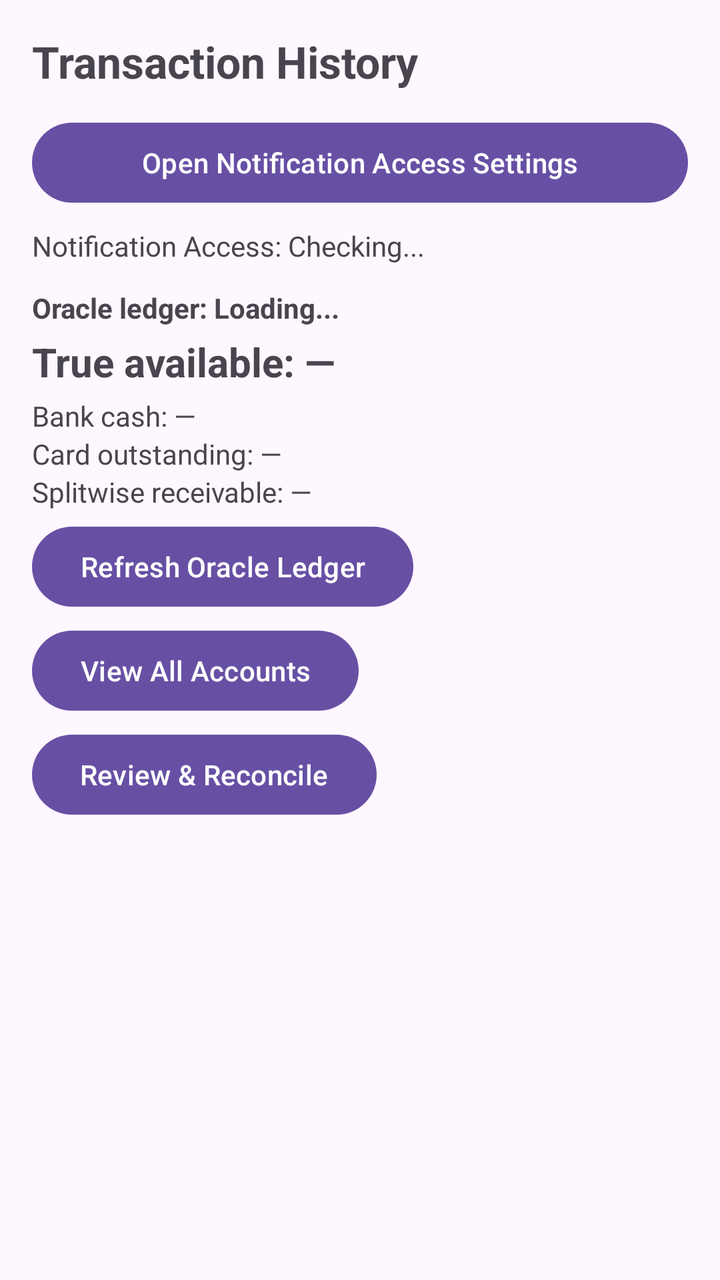
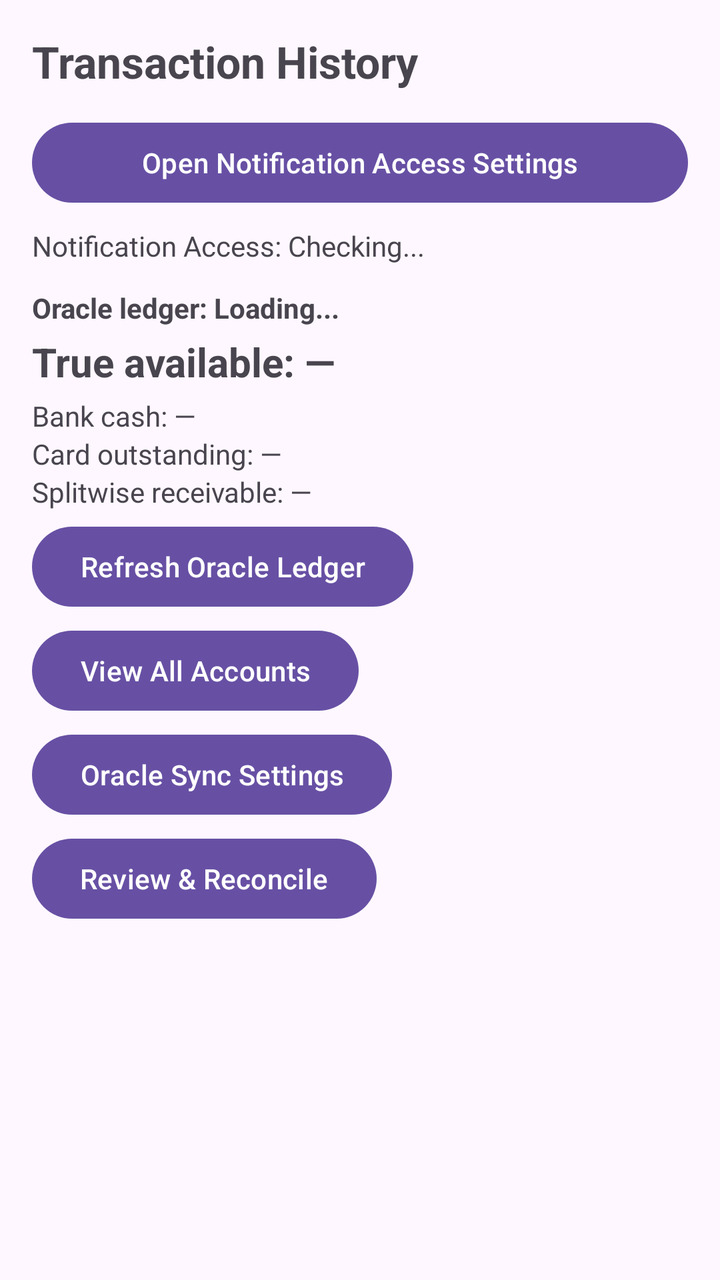

Two renders of the same Android screen: before a commit and after it. Below are the layout's source before the change and the commit's diff.
<!-- AndroidManifest.xml: application theme Theme.FinanceSMSTracker -->
<!-- res/layout/activity_main.xml -->
<?xml version="1.0" encoding="utf-8"?>
<androidx.constraintlayout.widget.ConstraintLayout xmlns:android="http://schemas.android.com/apk/res/android"
    xmlns:app="http://schemas.android.com/apk/res-auto"
    xmlns:tools="http://schemas.android.com/tools"
    android:id="@+id/main"
    android:layout_width="match_parent"
    android:layout_height="match_parent"
    android:padding="16dp"
    tools:context=".MainActivity">

    <TextView
        android:id="@+id/textViewTitle"
        android:layout_width="wrap_content"
        android:layout_height="wrap_content"
        android:text="Transaction History"
        android:textSize="22sp"
        android:textStyle="bold"
        app:layout_constraintStart_toStartOf="parent"
        app:layout_constraintTop_toTopOf="parent" />

    <Button
        android:id="@+id/buttonOpenNotificationSettings"
        android:layout_width="0dp"
        android:layout_height="wrap_content"
        android:layout_marginTop="12dp"
        android:text="Open Notification Access Settings"
        app:layout_constraintEnd_toEndOf="parent"
        app:layout_constraintStart_toStartOf="parent"
        app:layout_constraintTop_toBottomOf="@id/textViewTitle" />

    <TextView
        android:id="@+id/textViewNotificationStatus"
        android:layout_width="0dp"
        android:layout_height="wrap_content"
        android:layout_marginTop="8dp"
        android:text="Notification Access: Checking..."
        android:textSize="14sp"
        app:layout_constraintEnd_toEndOf="parent"
        app:layout_constraintStart_toStartOf="parent"
        app:layout_constraintTop_toBottomOf="@id/buttonOpenNotificationSettings" />

    <LinearLayout
        android:id="@+id/oracleLedgerPanel"
        android:layout_width="0dp"
        android:layout_height="wrap_content"
        android:layout_marginTop="12dp"
        android:orientation="vertical"
        app:layout_constraintEnd_toEndOf="parent"
        app:layout_constraintStart_toStartOf="parent"
        app:layout_constraintTop_toBottomOf="@id/textViewNotificationStatus">

        <TextView
            android:id="@+id/textViewOracleStatus"
            android:layout_width="wrap_content"
            android:layout_height="wrap_content"
            android:text="Oracle ledger: Loading..."
            android:textSize="14sp"
            android:textStyle="bold" />

        <TextView
            android:id="@+id/textViewTrueAvailable"
            android:layout_width="wrap_content"
            android:layout_height="wrap_content"
            android:layout_marginTop="4dp"
            android:text="True available: —"
            android:textSize="20sp"
            android:textStyle="bold" />

        <TextView
            android:id="@+id/textViewBankCash"
            android:layout_width="wrap_content"
            android:layout_height="wrap_content"
            android:layout_marginTop="4dp"
            android:text="Bank cash: —"
            android:textSize="14sp" />

        <TextView
            android:id="@+id/textViewCardOutstanding"
            android:layout_width="wrap_content"
            android:layout_height="wrap_content"
            android:text="Card outstanding: —"
            android:textSize="14sp" />

        <TextView
            android:id="@+id/textViewSplitwiseReceivable"
            android:layout_width="wrap_content"
            android:layout_height="wrap_content"
            android:text="Splitwise receivable: —"
            android:textSize="14sp" />

        <Button
            android:id="@+id/buttonRefreshOracle"
            android:layout_width="wrap_content"
            android:layout_height="wrap_content"
            android:layout_marginTop="4dp"
            android:text="Refresh Oracle Ledger" />

        <Button
            android:id="@+id/buttonViewAccounts"
            android:layout_width="wrap_content"
            android:layout_height="wrap_content"
            android:layout_marginTop="4dp"
            android:text="View All Accounts" />
    </LinearLayout>

    <Button
        android:id="@+id/buttonReviewReconcile"
        android:layout_width="wrap_content"
        android:layout_height="wrap_content"
        android:layout_marginTop="4dp"
        android:text="Review &amp; Reconcile"
        app:layout_constraintStart_toStartOf="parent"
        app:layout_constraintTop_toBottomOf="@id/oracleLedgerPanel" />

    <androidx.recyclerview.widget.RecyclerView
        android:id="@+id/recyclerViewTransactions"
        android:layout_width="0dp"
        android:layout_height="0dp"
        android:layout_marginTop="12dp"
        app:layout_constraintBottom_toBottomOf="parent"
        app:layout_constraintEnd_toEndOf="parent"
        app:layout_constraintStart_toStartOf="parent"
        app:layout_constraintTop_toBottomOf="@id/buttonReviewReconcile"
        tools:listitem="@layout/item_transaction" />

    <TextView
        android:id="@+id/textViewEmpty"
        android:layout_width="wrap_content"
        android:layout_height="wrap_content"
        android:text="No transactions found."
        android:textSize="16sp"
        android:visibility="gone"
        app:layout_constraintBottom_toBottomOf="parent"
        app:layout_constraintEnd_toEndOf="parent"
        app:layout_constraintStart_toStartOf="parent"
        app:layout_constraintTop_toTopOf="@id/recyclerViewTransactions" />

</androidx.constraintlayout.widget.ConstraintLayout>
<!-- res/layout/item_transaction.xml (included above) -->
<?xml version="1.0" encoding="utf-8"?>
<androidx.cardview.widget.CardView xmlns:android="http://schemas.android.com/apk/res/android"
    xmlns:app="http://schemas.android.com/apk/res-auto"
    android:layout_width="match_parent"
    android:layout_height="wrap_content"
    android:layout_marginBottom="8dp"
    app:cardCornerRadius="8dp"
    app:cardElevation="2dp">

    <LinearLayout
        android:layout_width="match_parent"
        android:layout_height="wrap_content"
        android:orientation="vertical"
        android:padding="12dp">

        <LinearLayout
            android:layout_width="match_parent"
            android:layout_height="wrap_content"
            android:orientation="horizontal">

            <TextView
                android:id="@+id/textViewMerchant"
                android:layout_width="0dp"
                android:layout_height="wrap_content"
                android:layout_weight="1"
                android:text="Merchant / Payee"
                android:textColor="@android:color/black"
                android:textSize="16sp"
                android:textStyle="bold" />

            <TextView
                android:id="@+id/textViewAmount"
                android:layout_width="wrap_content"
                android:layout_height="wrap_content"
                android:text="₹0.00"
                android:textSize="16sp"
                android:textStyle="bold" />
        </LinearLayout>

        <LinearLayout
            android:layout_width="match_parent"
            android:layout_height="wrap_content"
            android:layout_marginTop="4dp"
            android:orientation="horizontal">

            <TextView
                android:id="@+id/textViewCategory"
                android:layout_width="wrap_content"
                android:layout_height="wrap_content"
                android:background="#E0E0E0"
                android:paddingHorizontal="6dp"
                android:paddingVertical="2dp"
                android:text="CATEGORY"
                android:textSize="12sp"
                android:textStyle="bold" />

            <TextView
                android:id="@+id/textViewType"
                android:layout_width="wrap_content"
                android:layout_height="wrap_content"
                android:layout_marginStart="8dp"
                android:text="DEBIT"
                android:textSize="12sp" />

            <TextView
                android:id="@+id/textViewPaymentMethod"
                android:layout_width="0dp"
                android:layout_height="wrap_content"
                android:layout_weight="1"
                android:layout_marginStart="8dp"
                android:text="UPI"
                android:textSize="12sp" />

            <TextView
                android:id="@+id/textViewBank"
                android:layout_width="wrap_content"
                android:layout_height="wrap_content"
                android:text="HDFC"
                android:textSize="12sp" />
        </LinearLayout>

        <TextView
            android:id="@+id/textViewDateTime"
            android:layout_width="match_parent"
            android:layout_height="wrap_content"
            android:layout_marginTop="6dp"
            android:text="12 Oct 2023, 10:30 AM"
            android:textSize="11sp"
            android:textColor="@android:color/darker_gray" />

    </LinearLayout>
</androidx.cardview.widget.CardView>
<!-- resources referenced by this layout -->
<resources>
  <style name="Theme.FinanceSMSTracker" parent="Base.Theme.FinanceSMSTracker" />
  <style name="Base.Theme.FinanceSMSTracker" parent="Theme.Material3.DayNight.NoActionBar">
          
          
      </style>
</resources>

<!-- the commit's change to res/layout/activity_main.xml (unified diff, before → after) -->
@@ -101,6 +101,13 @@
             android:layout_height="wrap_content"
             android:layout_marginTop="4dp"
             android:text="View All Accounts" />
+
+        <Button
+            android:id="@+id/buttonOracleSettings"
+            android:layout_width="wrap_content"
+            android:layout_height="wrap_content"
+            android:layout_marginTop="4dp"
+            android:text="Oracle Sync Settings" />
     </LinearLayout>
 
     <Button
